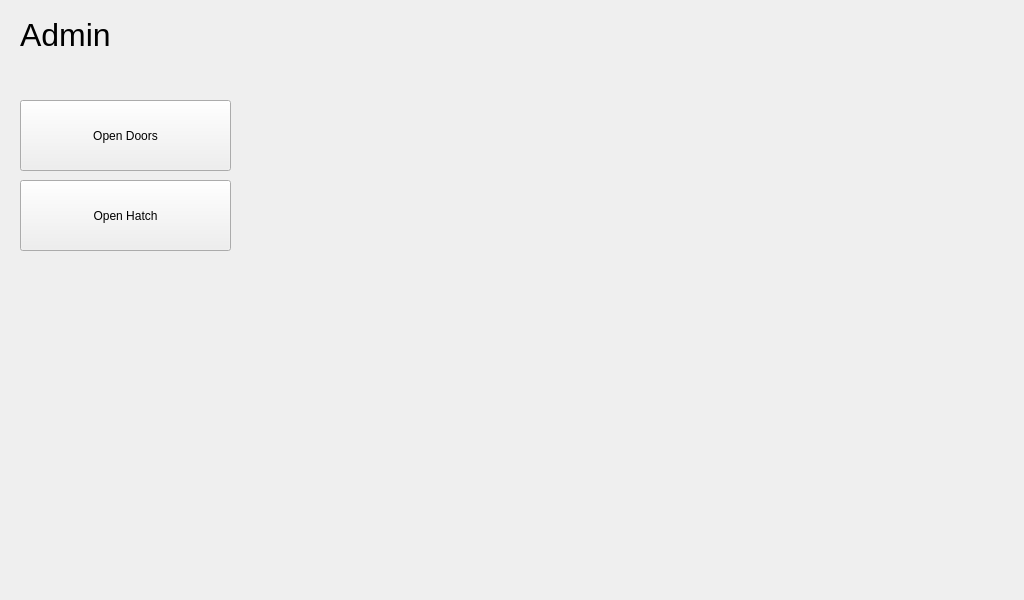
Above: ui/admin_screen.ui from ComputerScienceHouse/bits-n-bytes-ui before the change. Below: the same form after it.
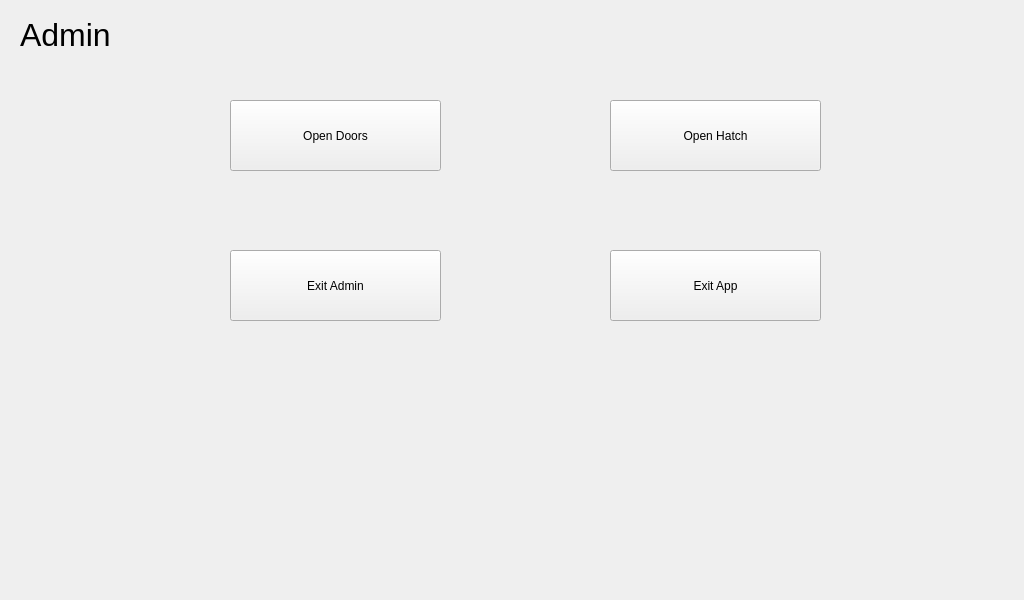
That is the form after the change.

Commit message: fixed welcome screen to admin screen transition + quit buttons

What changed in the file:
```diff
--- a/ui/admin_screen.ui
+++ b/ui/admin_screen.ui
@@ -36,7 +36,7 @@
    <widget class="QPushButton" name="openDoorButton">
     <property name="geometry">
      <rect>
-      <x>20</x>
+      <x>230</x>
       <y>100</y>
       <width>211</width>
       <height>71</height>
@@ -49,8 +49,8 @@
    <widget class="QPushButton" name="openHatchButton">
     <property name="geometry">
      <rect>
-      <x>20</x>
-      <y>180</y>
+      <x>610</x>
+      <y>100</y>
       <width>211</width>
       <height>71</height>
      </rect>
@@ -59,6 +59,32 @@
      <string>Open Hatch</string>
     </property>
    </widget>
+   <widget class="QPushButton" name="exitAppButton">
+    <property name="geometry">
+     <rect>
+      <x>610</x>
+      <y>250</y>
+      <width>211</width>
+      <height>71</height>
+     </rect>
+    </property>
+    <property name="text">
+     <string>Exit App</string>
+    </property>
+   </widget>
+   <widget class="QPushButton" name="exitButton">
+    <property name="geometry">
+     <rect>
+      <x>230</x>
+      <y>250</y>
+      <width>211</width>
+      <height>71</height>
+     </rect>
+    </property>
+    <property name="text">
+     <string>Exit Admin</string>
+    </property>
+   </widget>
   </widget>
  </widget>
  <resources/>
```
The commit also changes 5 other files.
